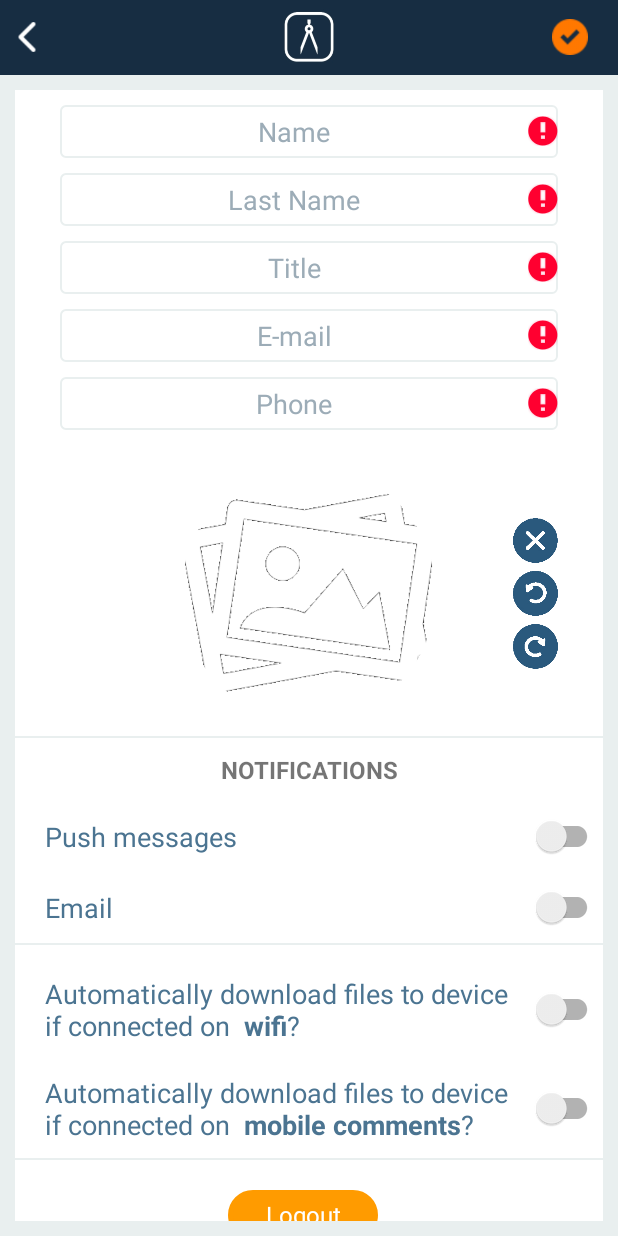
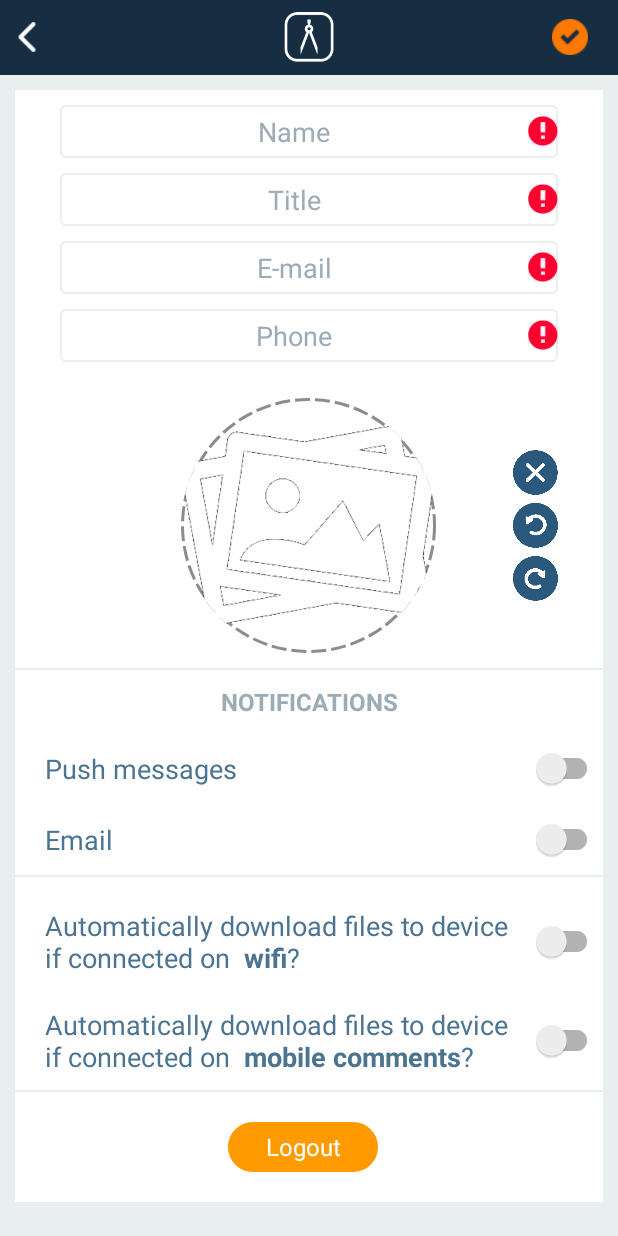
Before and after one commit to DamjanMilekic/ReStrictApp, an Android app: the fragment FragmentAppSettingsActivity placed in its activity, after a tap on an icon or button, on a phone screen of 412 x 824 dp. Run offline under Robolectric (Android 15) with nearby library versions, the phone set to English and light mode, and no system bars; our stand-ins replace CircleImageView, Picasso; pictures from the network do not load; 1 statement that could not run was skipped.

Commit message:
Promenjen izlged image field-a kad nema slike na app settingsu
Promenjen izgled notification TextView-a.

Izbacen last name

```diff
--- a/app/build.gradle
+++ b/app/build.gradle
@@ -2,7 +2,7 @@ apply plugin: 'com.android.application'
 
 android {
     compileSdkVersion 26
-    buildToolsVersion '26.0.2'
+    buildToolsVersion '27.0.3'
     defaultConfig {
         applicationId "com.example.laptop.restrict"
         minSdkVersion 21
--- a/app/src/main/java/com/example/laptop/restrict/DetailActivity.java
+++ b/app/src/main/java/com/example/laptop/restrict/DetailActivity.java
@@ -476,6 +476,7 @@ public class DetailActivity extends AppCompatActivity implements View.OnClickLis
         alertShare.show();
     }
 
+/*
     private void initActionBar(){
 
         actionBar = getSupportActionBar();
@@ -491,6 +492,7 @@ public class DetailActivity extends AppCompatActivity implements View.OnClickLis
         TextView numberOfNotif = (TextView)v.findViewById(R.id.txNumberOfNotif);
 
     }
+*/
 
     @Override
     public void onBackPressed() {
--- a/app/src/main/java/com/example/laptop/restrict/Fragments/FragmentAppSettingsActivity.java
+++ b/app/src/main/java/com/example/laptop/restrict/Fragments/FragmentAppSettingsActivity.java
@@ -9,7 +9,9 @@ import android.graphics.Bitmap;
 import android.graphics.Color;
 import android.graphics.drawable.ColorDrawable;
 import android.net.Uri;
+import android.os.Build;
 import android.support.annotation.NonNull;
+import android.support.annotation.RequiresApi;
 import android.support.v4.app.ActivityCompat;
 import android.support.v4.content.ContextCompat;
 import android.support.v7.app.AlertDialog;
@@ -104,7 +106,7 @@ public class FragmentAppSettingsActivity extends Fragment {
         final View view = inflater.inflate(R.layout.app_settings, container, false);
 
         name = (EditText) view.findViewById(R.id.ime);
-        lastName = (EditText)view.findViewById(R.id.prezime);
+    //    lastName = (EditText)view.findViewById(R.id.prezime);
         title = (EditText) view.findViewById(R.id.title);
         eMail = (EditText) view.findViewById(R.id.eMail);
         phone = (EditText) view.findViewById(R.id.phone);
@@ -128,7 +130,8 @@ public class FragmentAppSettingsActivity extends Fragment {
         slikax.setOnClickListener(new View.OnClickListener() {
             @Override
             public void onClick(View view) {
-                slikaIme.setImageResource(R.drawable.backround_circle);
+                slikaIme.setImageResource(R.drawable.full_circle);
+               // slikaIme.setForeground(getResources().getColor(R.color.fotoback));
                 linearLayoutSlicicaIText.setVisibility(View.VISIBLE);
             }
         });
@@ -220,7 +223,7 @@ public class FragmentAppSettingsActivity extends Fragment {
                 String ime, prezime, titl, mail, tel;
 
                 ime = name.getText().toString();
-                prezime = lastName.getText().toString();
+                //prezime = lastName.getText().toString();
                 titl = title.getText().toString();
                 mail = eMail.getText().toString();
                 tel = phone.getText().toString();
@@ -230,10 +233,10 @@ public class FragmentAppSettingsActivity extends Fragment {
                     failFlag = true;
                     name.setError("ENTER NAME");
                 }
-                if (prezime.trim().length() == 0) {
+                /*if (prezime.trim().length() == 0) {
                     failFlag = true;
                     lastName.setError("ENTER LASTNAME");
-                }
+                }*/
                 if (titl.trim().length() == 0) {
                     failFlag = true;
                     title.setError("ENTER TITLE");
@@ -258,7 +261,7 @@ public class FragmentAppSettingsActivity extends Fragment {
                         //TODO save states
 
                         Service apiService = Client.getApiClient().create(Service.class);
-                        Call<Person> call = apiService.postPerson(ime, prezime, titl, mail, tel, LoginFragment.api_token);
+                        Call<Person> call = apiService.postPerson(ime, /*prezime,*/ titl, mail, tel, LoginFragment.api_token);
 
                         call.enqueue(new Callback<Person>() {
                             @Override
@@ -280,7 +283,7 @@ public class FragmentAppSettingsActivity extends Fragment {
                         Toast.makeText(getContext(), "ENTER EMAIL FORM CORRECTLY", Toast.LENGTH_LONG).show();
                         eMail.setError("ENTER EMAIL FORM CORRECTLY");
                         name.setError(null);
-                        lastName.setError(null);
+                       // lastName.setError(null);
                         title.setError(null);
                         phone.setError(null);
                     }
@@ -326,7 +329,8 @@ public class FragmentAppSettingsActivity extends Fragment {
 
         //dodavanje ako slika  nema content, i ako ima brise placeholder
         if (slikaIme.getDrawable() == null) {
-            slikaIme.setImageResource(R.drawable.backround_circle);
+            slikaIme.setImageResource(R.drawable.full_circle);
+         //   slikaIme.setBackgroundColor(getResources().getColor(R.color.fotoback));
             Log.d(TAG, "NO PICTURES");
 
         } else {
@@ -345,7 +349,7 @@ public class FragmentAppSettingsActivity extends Fragment {
                     User data = response.body().getUser();
 
                     name.setText(data.getFirstName());
-                    lastName.setText(data.getLastName());
+                    //lastName.setText(data.getLastName());
                     title.setText(data.getTitle());
                     eMail.setText(data.getEmail());
                     phone.setText(data.getProfile().getPhone());
--- a/app/src/main/java/com/example/laptop/restrict/RetrofitAppSettings/Service.java
+++ b/app/src/main/java/com/example/laptop/restrict/RetrofitAppSettings/Service.java
@@ -36,7 +36,7 @@ public interface Service {
     @FormUrlEncoded
     @POST("api/me/update")
     Call<Person> postPerson(@Field("first_name") String first_name,
-                            @Field("last_name") String last_name,
+                            /*@Field("last_name") String last_name,*/
                             @Field("title") String title,
                             @Field("email") String email,
                             @Field("phone") String phone,
--- /dev/null
+++ b/app/src/main/res/drawable/shape_line.xml
@@ -0,0 +1,10 @@
+<?xml version="1.0" encoding="utf-8"?>
+<shape xmlns:android="http://schemas.android.com/apk/res/android"
+    android:shape="oval">
+
+    <stroke
+        android:color="@color/gray"
+        android:dashWidth="15px"
+        android:dashGap="5px"
+        android:width="2dp"/>
+</shape>
--- a/app/src/main/res/layout/app_settings.xml
+++ b/app/src/main/res/layout/app_settings.xml
@@ -82,7 +82,7 @@
                         android:textColorHint="@color/placeholder"
                         android:inputType="textPersonName" />
 
-                    <EditText
+            <!--        <EditText
                         android:id="@+id/prezime"
                         android:layout_width="match_parent"
                         android:layout_height="35dp"
@@ -96,12 +96,12 @@
                         android:hint="Last Name"
                         android:textColorHint="@color/placeholder"
                         android:inputType="textPersonName" />
-
+-->
                     <EditText
                         android:id="@+id/title"
                         android:layout_width="match_parent"
                         android:layout_height="35dp"
-                        android:layout_below="@id/prezime"
+                        android:layout_below="@id/ime"
                         android:layout_marginEnd="30dp"
                         android:layout_marginStart="30dp"
                         android:layout_marginTop="10dp"
@@ -155,7 +155,8 @@
                             android:layout_width="170dp"
                             android:layout_height="170dp"
                             android:layout_gravity="center"
-                            android:src="@drawable/allpicicon" />
+                            android:src="@drawable/allpicicon"
+                            android:background="@drawable/shape_line"/>
 
 
                         <LinearLayout
@@ -168,17 +169,11 @@
 
                             <ImageView
                                 android:id="@+id/slika"
-                                android:layout_width="50dp"
-                                android:layout_height="50dp"
+                                android:layout_width="70dp"
+                                android:layout_height="70dp"
                                 android:layout_gravity="center"
-                                android:background="@color/backround"
-                                android:src="@drawable/invert" />
+                                android:src="@drawable/foto" />
 
-                            <TextView
-                                android:layout_width="wrap_content"
-                                android:layout_height="wrap_content"
-                                android:text="upload photo"
-                                android:textColor="@color/fontAppSettings" />
 
                         </LinearLayout>
                     </FrameLayout>
@@ -235,6 +230,7 @@
                         android:gravity="center"
                         android:text="NOTIFICATIONS"
                         android:textSize="16sp"
+                        android:textColor="@color/placeholder"
                         android:textStyle="bold" />
 
                     <android.support.v7.widget.SwitchCompat
--- a/app/src/main/res/values/colors.xml
+++ b/app/src/main/res/values/colors.xml
@@ -24,7 +24,7 @@
     <color name="orange">#ff9b00</color>
     <color name="placeholder">#9cacb7</color>
     <color name="greendark">#16b43d</color>
-    8585
-    350350
+    <color name="fotoback">#F5F5F8</color>
+
 
 </resources>
--- a/build.gradle
+++ b/build.gradle
@@ -7,7 +7,7 @@ buildscript {
         google()
     }
     dependencies {
-        classpath 'com.android.tools.build:gradle:3.0.1'
+        classpath 'com.android.tools.build:gradle:3.1.1'
         classpath "org.jetbrains.kotlin:kotlin-gradle-plugin:$kotlin_version"
 
         // NOTE: Do not place your application dependencies here; they belong
```
Also changed, not shown: app/src/main/res/drawable/backround_circle.png (deleted), app/src/main/res/drawable/foto.png (added), app/src/main/res/drawable/full_circle.png (added), gradle/wrapper/gradle-wrapper.properties.
